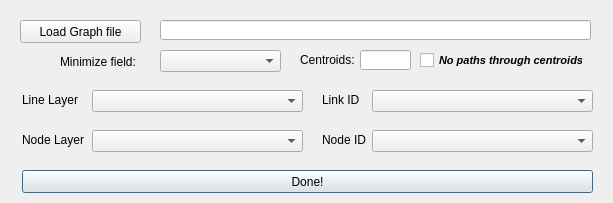
First picture: the form in common_tools/forms/ui_load_network_info.ui, repository AequilibraE/qaequilibrae, before the edit.
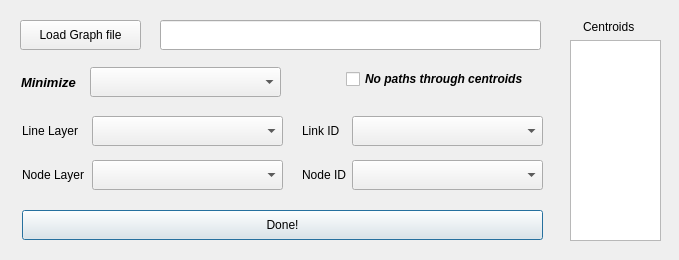
Second picture: the form after the edit.

The edit to the form file:
```diff
--- a/common_tools/forms/ui_load_network_info.ui
+++ b/common_tools/forms/ui_load_network_info.ui
@@ -9,8 +9,8 @@
    <rect>
     <x>0</x>
     <y>0</y>
-    <width>613</width>
-    <height>203</height>
+    <width>679</width>
+    <height>260</height>
    </rect>
   </property>
   <property name="windowTitle">
@@ -23,9 +23,9 @@
    <property name="geometry">
     <rect>
      <x>22</x>
-     <y>170</y>
-     <width>571</width>
-     <height>23</height>
+     <y>210</y>
+     <width>521</width>
+     <height>30</height>
     </rect>
    </property>
    <property name="text">
@@ -35,18 +35,25 @@
   <widget class="QComboBox" name="cb_data_field">
    <property name="geometry">
     <rect>
-     <x>372</x>
-     <y>130</y>
-     <width>221</width>
-     <height>22</height>
+     <x>352</x>
+     <y>160</y>
+     <width>191</width>
+     <height>30</height>
     </rect>
    </property>
+   <property name="font">
+    <font>
+     <weight>75</weight>
+     <italic>true</italic>
+     <bold>true</bold>
+    </font>
+   </property>
   </widget>
   <widget class="QLabel" name="progress_label_5">
    <property name="geometry">
     <rect>
-     <x>322</x>
-     <y>130</y>
+     <x>302</x>
+     <y>165</y>
      <width>51</width>
      <height>20</height>
     </rect>
@@ -64,7 +71,7 @@
    <property name="geometry">
     <rect>
      <x>22</x>
-     <y>130</y>
+     <y>165</y>
      <width>81</width>
      <height>20</height>
     </rect>
@@ -82,37 +89,58 @@
    <property name="geometry">
     <rect>
      <x>92</x>
-     <y>130</y>
-     <width>211</width>
-     <height>22</height>
+     <y>160</y>
+     <width>191</width>
+     <height>30</height>
     </rect>
    </property>
+   <property name="font">
+    <font>
+     <weight>75</weight>
+     <italic>true</italic>
+     <bold>true</bold>
+    </font>
+   </property>
   </widget>
   <widget class="QComboBox" name="cb_link_id_field">
    <property name="geometry">
     <rect>
-     <x>372</x>
-     <y>90</y>
-     <width>221</width>
-     <height>22</height>
+     <x>352</x>
+     <y>116</y>
+     <width>191</width>
+     <height>30</height>
     </rect>
    </property>
+   <property name="font">
+    <font>
+     <weight>75</weight>
+     <italic>true</italic>
+     <bold>true</bold>
+    </font>
+   </property>
   </widget>
   <widget class="QComboBox" name="cb_link_layer">
    <property name="geometry">
     <rect>
      <x>92</x>
-     <y>90</y>
-     <width>211</width>
-     <height>22</height>
+     <y>116</y>
+     <width>191</width>
+     <height>30</height>
     </rect>
    </property>
+   <property name="font">
+    <font>
+     <weight>75</weight>
+     <italic>true</italic>
+     <bold>true</bold>
+    </font>
+   </property>
   </widget>
   <widget class="QLabel" name="progress_label_6">
    <property name="geometry">
     <rect>
      <x>22</x>
-     <y>90</y>
+     <y>121</y>
      <width>71</width>
      <height>20</height>
     </rect>
@@ -129,8 +157,8 @@
   <widget class="QLabel" name="progress_label_7">
    <property name="geometry">
     <rect>
-     <x>322</x>
-     <y>90</y>
+     <x>302</x>
+     <y>121</y>
      <width>51</width>
      <height>20</height>
     </rect>
@@ -147,15 +175,15 @@
   <widget class="QCheckBox" name="block_paths">
    <property name="geometry">
     <rect>
-     <x>420</x>
-     <y>50</y>
-     <width>171</width>
+     <x>346</x>
+     <y>69</y>
+     <width>191</width>
      <height>20</height>
     </rect>
    </property>
    <property name="font">
     <font>
-     <pointsize>8</pointsize>
+     <pointsize>9</pointsize>
      <weight>75</weight>
      <italic>true</italic>
      <bold>true</bold>
@@ -168,39 +196,39 @@
   <widget class="QLabel" name="progress_label_2">
    <property name="geometry">
     <rect>
-     <x>60</x>
-     <y>52</y>
-     <width>81</width>
+     <x>21</x>
+     <y>72</y>
+     <width>71</width>
      <height>20</height>
     </rect>
    </property>
    <property name="font">
     <font>
-     <pointsize>9</pointsize>
+     <pointsize>10</pointsize>
+     <weight>75</weight>
+     <italic>true</italic>
+     <bold>true</bold>
     </font>
    </property>
    <property name="text">
-    <string>Minimize field:</string>
+    <string>Minimize</string>
    </property>
   </widget>
   <widget class="QComboBox" name="cb_minimizing">
    <property name="geometry">
     <rect>
-     <x>160</x>
-     <y>50</y>
-     <width>121</width>
-     <height>22</height>
+     <x>90</x>
+     <y>67</y>
+     <width>191</width>
+     <height>30</height>
     </rect>
    </property>
-  </widget>
-  <widget class="QLineEdit" name="all_centroids">
-   <property name="geometry">
-    <rect>
-     <x>360</x>
-     <y>50</y>
-     <width>51</width>
-     <height>20</height>
-    </rect>
+   <property name="font">
+    <font>
+     <weight>75</weight>
+     <italic>true</italic>
+     <bold>true</bold>
+    </font>
    </property>
   </widget>
   <widget class="QPushButton" name="load_graph_from_file">
@@ -209,7 +237,7 @@
      <x>20</x>
      <y>20</y>
      <width>121</width>
-     <height>23</height>
+     <height>30</height>
     </rect>
    </property>
    <property name="text">
@@ -221,17 +249,24 @@
     <rect>
      <x>160</x>
      <y>20</y>
-     <width>431</width>
-     <height>20</height>
+     <width>381</width>
+     <height>30</height>
     </rect>
    </property>
+   <property name="font">
+    <font>
+     <weight>75</weight>
+     <italic>true</italic>
+     <bold>true</bold>
+    </font>
+   </property>
   </widget>
   <widget class="QLabel" name="progress_label_3">
    <property name="geometry">
     <rect>
-     <x>300</x>
-     <y>50</y>
-     <width>81</width>
+     <x>583</x>
+     <y>17</y>
+     <width>61</width>
      <height>20</height>
     </rect>
    </property>
@@ -241,7 +276,17 @@
     </font>
    </property>
    <property name="text">
-    <string>Centroids:</string>
+    <string>Centroids</string>
+   </property>
+  </widget>
+  <widget class="QListView" name="centroid_list_view">
+   <property name="geometry">
+    <rect>
+     <x>570</x>
+     <y>40</y>
+     <width>91</width>
+     <height>201</height>
+    </rect>
    </property>
   </widget>
  </widget>
```
